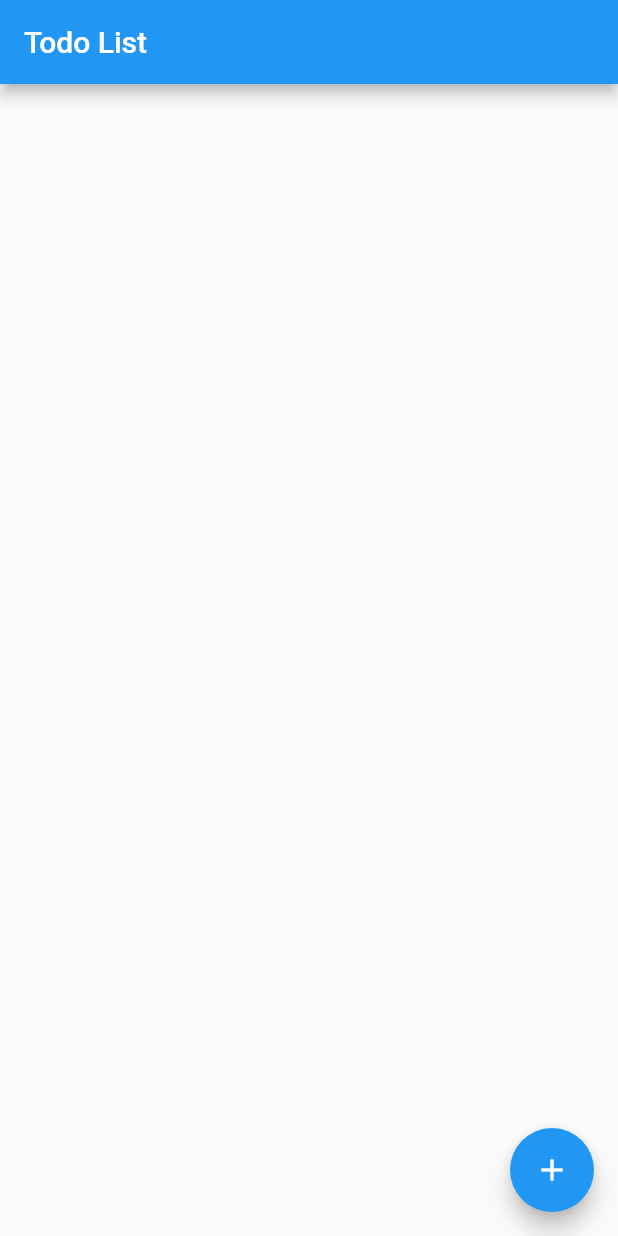
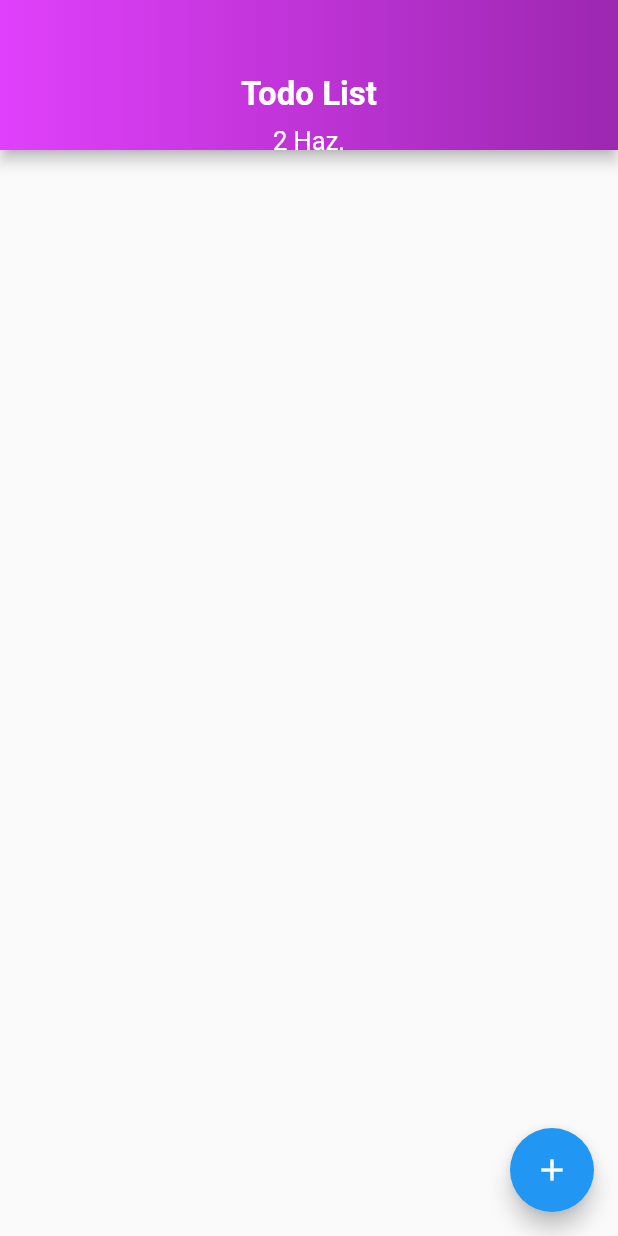
Before and after one commit to inanakmugan/todoapp, a Flutter app: the screen it shows after launch, on a phone screen of 412 x 824 dp. Run offline on Flutter 3.47's test engine with Material 2 defaults, Android fonts, the phone set to English and light mode, and no system bars.

Commit message:
more developments on Appbar and Card

```diff
--- a/lib/main.dart
+++ b/lib/main.dart
@@ -10,9 +10,7 @@ class MyApp extends StatelessWidget {
   @override
   Widget build(BuildContext context) {
     return MaterialApp(
-      home: Scaffold(
-        body: ToDoList(),
-      ),
+      home: ToDoList(),
     );
   }
 }
--- a/lib/todo_list.dart
+++ b/lib/todo_list.dart
@@ -18,6 +18,18 @@ class _ToDoListState extends State<ToDoList> {
   }
 
   TextEditingController controller = new TextEditingController();
+
+  Color getColor(Set<MaterialState> states) {
+    const Set<MaterialState> interactiveStates = <MaterialState>{
+      MaterialState.pressed,
+      MaterialState.hovered,
+      MaterialState.focused,
+    };
+    if (states.any(interactiveStates.contains)) {
+      return Colors.blue;
+    }
+    return Colors.red;
+  }
 
   _addTodo() {
     showDialog(
@@ -61,7 +73,7 @@ class _ToDoListState extends State<ToDoList> {
     // }
 
     return Container(
-      padding: EdgeInsets.only(left: 15, right: 10),
+      padding: EdgeInsets.only(left: 10, right: 10),
       height: 100,
       margin: EdgeInsets.all(10),
       decoration: BoxDecoration(
@@ -84,10 +96,18 @@ class _ToDoListState extends State<ToDoList> {
         ],
       ),
       child: Row(
-        mainAxisAlignment: MainAxisAlignment.spaceAround,
+        mainAxisAlignment: MainAxisAlignment.spaceEvenly,
         children: [
+          Checkbox(
+            checkColor: Colors.white,
+            fillColor: MaterialStateProperty.resolveWith(getColor),
+            value: todos[index].isChanged,
+            onChanged: (bool? value) {
+              toggleTodo(todos[index], value as bool);
+            },
+          ),
           Text(
-            'Yapılacak',
+            todos[index].title,
             style: TextStyle(
               fontSize: 20,
               color: Colors.white70,
@@ -95,15 +115,14 @@ class _ToDoListState extends State<ToDoList> {
             ),
           ),
           Spacer(),
-          Checkbox(
-            value: todos[index].isChanged,
-            onChanged: (bool? value) {
-              toggleTodo(todos[index], value as bool);
+          IconButton(
+            onPressed: () {
+              setState(() {
+                todos.removeAt(index);
+              });
             },
-          ),
-          IconButton(
-            onPressed: () {},
             icon: Icon(Icons.delete),
+            color: Colors.white70,
           )
         ],
       ),
@@ -113,7 +132,41 @@ class _ToDoListState extends State<ToDoList> {
   Widget build(BuildContext context) {
     return Scaffold(
       appBar: AppBar(
-        title: Text('Todo List'),
+        toolbarHeight: 100,
+        flexibleSpace: Container(
+          decoration: BoxDecoration(
+            gradient: LinearGradient(
+              colors: [Colors.purpleAccent, Colors.purple],
+              begin: Alignment.centerLeft,
+              end: Alignment.centerRight,
+            ),
+          ),
+          child: Column(
+            children: [
+              SizedBox(height: 50),
+              Text(
+                'Todo List',
+                style: TextStyle(
+                  color: Colors.white,
+                  fontSize: 22,
+                  fontWeight: FontWeight.bold,
+                ),
+              ),
+              SizedBox(
+                height: 8,
+              ),
+              Text(
+                '2 Haz.',
+                style: TextStyle(
+                  color: Colors.white,
+                  fontSize: 17,
+                ),
+              ),
+            ],
+          ),
+        ),
+        //title: Text('Todo List'),
+        //centerTitle: true,
       ),
       body: ListView.builder(
         itemBuilder: _itembuild,
```
